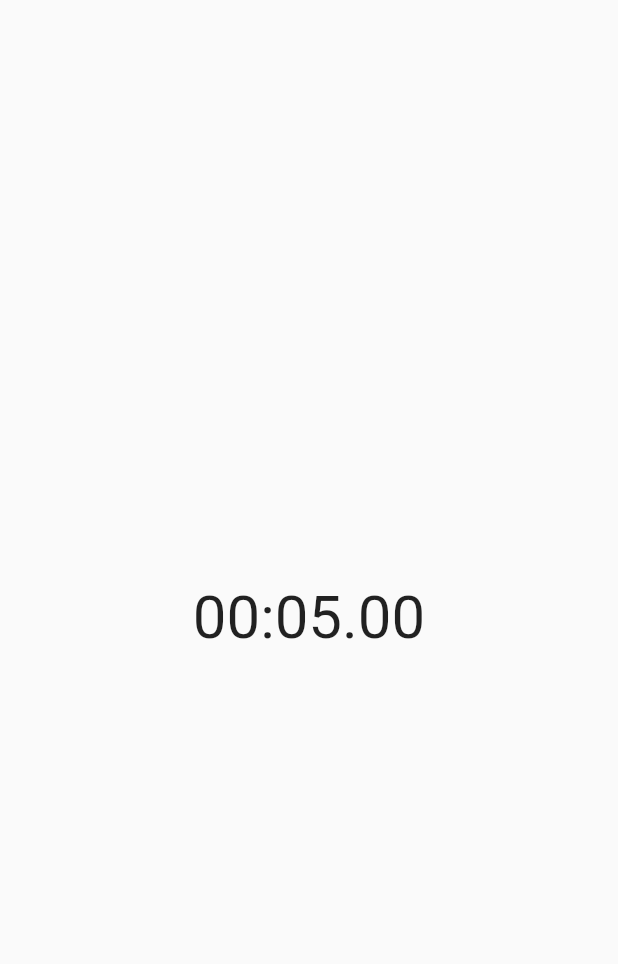
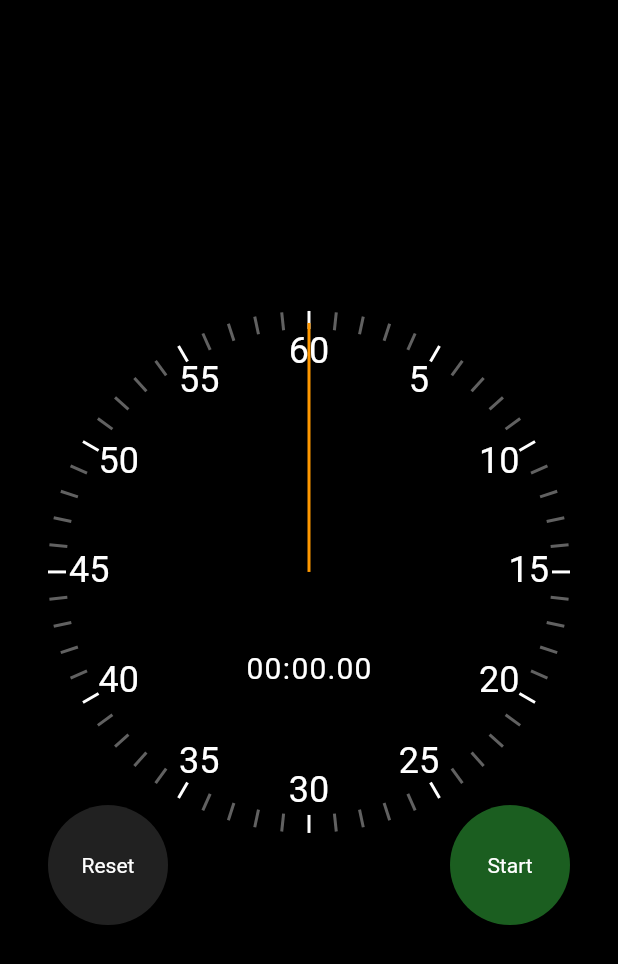
Before and after one commit to stefo231/stopwatch, a Flutter app: the screen it shows after launch, on a phone screen of 412 x 824 dp. Shown: the top 964 px of the screen. Run offline on Flutter 3.47's test engine with Material 2 defaults, Android fonts, the phone set to English and light mode, and no system bars.

Commit message:
stopwatch UI

```diff
--- a/lib/main.dart
+++ b/lib/main.dart
@@ -1,4 +1,5 @@
 import 'package:flutter/material.dart';
+import 'package:flutter/services.dart';
 import './ui/stopwatch.dart';
 
 void main() {
@@ -10,8 +11,9 @@ class MyApp extends StatelessWidget {
 
   @override
   Widget build(BuildContext context) {
-    return const MaterialApp(
+    return MaterialApp(
       debugShowCheckedModeBanner: false,
+      theme: ThemeData.dark().copyWith(scaffoldBackgroundColor: Colors.black),
       home: MyHomePage(),
     );
   }
@@ -22,9 +24,18 @@ class MyHomePage extends StatelessWidget {
 
   @override
   Widget build(BuildContext context) {
-    return const Scaffold(
-      body: Center(
-        child: Stopwatch(),
+    return const AnnotatedRegion<SystemUiOverlayStyle>(
+      value: SystemUiOverlayStyle.light,
+      child: Scaffold(
+        body: Center(
+          child: Padding(
+            padding: EdgeInsets.all(32.0),
+            child: AspectRatio(
+              aspectRatio: 0.85,
+              child: Stopwatch(),
+            ),
+          ),
+        ),
       ),
     );
   }
--- /dev/null
+++ b/lib/ui/clock_hand.dart
@@ -0,0 +1,31 @@
+import 'package:flutter/material.dart';
+
+class ClockHand extends StatelessWidget {
+  const ClockHand({
+    Key? key,
+    required this.rotationZAngle,
+    required this.handThickness,
+    required this.handLength,
+    required this.color,
+  }) : super(key: key);
+
+  final double rotationZAngle;
+  final double handThickness;
+  final double handLength;
+  final Color color;
+
+  @override
+  Widget build(BuildContext context) {
+    return Transform(
+      alignment: Alignment.topCenter,
+      transform: Matrix4.identity()
+        ..translate(-handThickness / 2, 0.0, 0.0)
+        ..rotateZ(rotationZAngle),
+      child: Container(
+        height: handLength,
+        width: handThickness,
+        color: color,
+      ),
+    );
+  }
+}
--- /dev/null
+++ b/lib/ui/clock_markers.dart
@@ -0,0 +1,69 @@
+import 'dart:math';
+
+import 'package:flutter/material.dart';
+
+class ClockSecondsTickMarker extends StatelessWidget {
+  final int seconds;
+  final double radius;
+
+  const ClockSecondsTickMarker({
+    Key? key,
+    required this.seconds,
+    required this.radius,
+  }) : super(key: key);
+
+  @override
+  Widget build(BuildContext context) {
+    final color = seconds % 5 == 0 ? Colors.white : Colors.grey.shade700;
+    const width = 2.0;
+    const height = 12.0;
+    return Transform(
+      alignment: Alignment.center,
+      transform: Matrix4.identity()
+        ..translate(-width / 2, -height / 2, 0.0)
+        ..rotateZ(2 * pi * (seconds / 60.0))
+        ..translate(0.0, radius - height / 2, 0.0),
+      child: Container(
+        height: height,
+        width: width,
+        color: color,
+      ),
+    );
+  }
+}
+
+class ClockTextMarker extends StatelessWidget {
+  final int value;
+  final int maxValue;
+  final double radius;
+
+  const ClockTextMarker(
+      {Key? key,
+      required this.value,
+      required this.maxValue,
+      required this.radius})
+      : super(key: key);
+
+  @override
+  Widget build(BuildContext context) {
+    const width = 40.0;
+    const height = 30.0;
+    return Transform(
+      alignment: Alignment.center,
+      transform: Matrix4.identity()
+        ..translate(-width / 2, -height / 2, 0.0)
+        ..rotateZ(pi + 2 * pi * (value / maxValue))
+        ..translate(0.0, radius - height + 5 / 2, 0.0)
+        ..rotateZ(pi - 2 * pi * (value / maxValue)),
+      child: SizedBox(
+        height: height,
+        width: width,
+        child: Text(
+          value.toString(),
+          style: TextStyle(fontSize: 24),
+          textAlign: TextAlign.center,
+        ),
+      ),
+    );
+  }
+}
--- a/lib/ui/elapsed_time_text.dart
+++ b/lib/ui/elapsed_time_text.dart
@@ -12,7 +12,7 @@ class ElapsedTimeText extends StatelessWidget {
     final hundredsStr = hundreds.toStringAsFixed(0).padLeft(2, '0');
     final secondsStr = seconds.toString().padLeft(2, '0');
     final minutesStr = minutes.toString().padLeft(2, '0');
-    const digitWidth = 24.0;
+    const digitWidth = 12.0;
     return Row(
       mainAxisAlignment: MainAxisAlignment.center,
       children: [
@@ -40,7 +40,7 @@ class TimeDigit extends StatelessWidget {
       width: width,
       child: Text(
         text,
-        style: TextStyle(fontSize: 40),
+        style: TextStyle(fontSize: 20),
         textAlign: TextAlign.center,
       ),
     );
--- a/lib/ui/elapsed_time_text_basic.dart
+++ b/lib/ui/elapsed_time_text_basic.dart
@@ -7,12 +7,15 @@ class ElapsedTimeTextBasic extends StatelessWidget {
 
   @override
   Widget build(BuildContext context) {
+    //extraction
     final hundreds = (elapsed.inMilliseconds / 10) % 100;
     final seconds = elapsed.inSeconds % 60;
     final minutes = elapsed.inMinutes % 60;
+
     final hundredsStr = hundreds.toStringAsFixed(0).padLeft(2, '0');
     final secondsStr = seconds.toString().padLeft(2, '0');
     final minutesStr = minutes.toString().padLeft(2, '0');
+    //concatenation to str 00:00.00 format
     return Text(
       '$minutesStr:$secondsStr.$hundredsStr',
       textAlign: TextAlign.center,
--- a/lib/ui/stopwatch.dart
+++ b/lib/ui/stopwatch.dart
@@ -1,6 +1,13 @@
+import 'dart:async';
+
 import 'package:flutter/material.dart';
+import 'package:flutter/scheduler.dart';
+import 'package:stopwatch/ui/reset_button.dart';
+import 'package:stopwatch/ui/start_stop_button.dart';
 
+import 'elapsed_time_text.dart';
 import 'elapsed_time_text_basic.dart';
+import 'stopwatch_renderer.dart';
 
 class Stopwatch extends StatefulWidget {
   const Stopwatch({Key? key}) : super(key: key);
@@ -9,11 +16,88 @@ class Stopwatch extends StatefulWidget {
   _StopwatchState createState() => _StopwatchState();
 }
 
-class _StopwatchState extends State<Stopwatch> {
+class _StopwatchState extends State<Stopwatch>
+    with SingleTickerProviderStateMixin {
+  Duration _previoslyElapsed = Duration.zero;
+  Duration _currentlyElapsed = Duration.zero;
+  Duration get _elapsed => _previoslyElapsed + _currentlyElapsed;
+  bool _isRunning = false;
+
+  late final Ticker _ticker;
+  @override
+  void initState() {
+    super.initState();
+
+    _ticker = createTicker((elapsed) {
+      setState(() {
+        _currentlyElapsed = elapsed;
+      });
+    });
+  }
+
+  @override
+  void dispose() {
+    _ticker.dispose();
+    super.dispose();
+  }
+
+  void _toggleRunning() {
+    setState(() {
+      _isRunning = !_isRunning;
+      if (_isRunning) {
+        _ticker.start();
+      } else {
+        _ticker.stop();
+        _previoslyElapsed += _currentlyElapsed;
+        _currentlyElapsed = Duration.zero;
+      }
+    });
+  }
+
+  void _reset() {
+    _ticker.stop();
+    setState(() {
+      _isRunning = false;
+      _previoslyElapsed = Duration.zero;
+      _currentlyElapsed = Duration.zero;
+    });
+  }
+
   @override
   Widget build(BuildContext context) {
-    return const ElapsedTimeTextBasic(
-      elapsed: Duration(seconds: 5),
+    return LayoutBuilder(
+      builder: (context, constrains) {
+        final radius = constrains.maxWidth / 2;
+        return Stack(
+          children: [
+            StopwatchRenderer(
+              elapsed: _elapsed,
+              radius: radius,
+            ),
+            Align(
+              alignment: Alignment.bottomLeft,
+              child: SizedBox(
+                width: 80,
+                height: 80,
+                child: ResetButton(
+                  onPressed: _reset,
+                ),
+              ),
+            ),
+            Align(
+              alignment: Alignment.bottomRight,
+              child: SizedBox(
+                width: 80,
+                height: 80,
+                child: StartStopButton(
+                  isRunning: _isRunning,
+                  onPressed: _toggleRunning,
+                ),
+              ),
+            ),
+          ],
+        );
+      },
     );
   }
 }
--- /dev/null
+++ b/lib/ui/stopwatch_renderer.dart
@@ -0,0 +1,62 @@
+import 'dart:math';
+
+import 'package:flutter/material.dart';
+import 'package:stopwatch/ui/clock_hand.dart';
+import 'package:stopwatch/ui/clock_markers.dart';
+
+import 'elapsed_time_text.dart';
+
+class StopwatchRenderer extends StatelessWidget {
+  final Duration elapsed;
+  final double radius;
+  const StopwatchRenderer({
+    Key? key,
+    required this.elapsed,
+    required this.radius,
+  }) : super(key: key);
+
+  @override
+  Widget build(BuildContext context) {
+    return Stack(
+      children: [
+        for (var i = 0; i < 60; i++)
+          Positioned(
+            left: radius,
+            top: radius,
+            child: ClockSecondsTickMarker(
+              seconds: i,
+              radius: radius,
+            ),
+          ),
+        for (var i = 5; i <= 60; i += 5)
+          Positioned(
+            left: radius,
+            top: radius,
+            child: ClockTextMarker(
+              value: i,
+              maxValue: 60,
+              radius: radius,
+            ),
+          ),
+        Positioned(
+          left: radius,
+          top: radius,
+          child: ClockHand(
+            rotationZAngle: pi + (2 * pi / 60000) * elapsed.inMilliseconds,
+            handThickness: 2,
+            handLength: radius - 8,
+            color: Colors.orange,
+          ),
+        ),
+        Positioned(
+          left: 0,
+          right: 0,
+          top: radius * 1.3,
+          child: ElapsedTimeText(
+            elapsed: elapsed,
+          ),
+        ),
+      ],
+    );
+  }
+}
```
